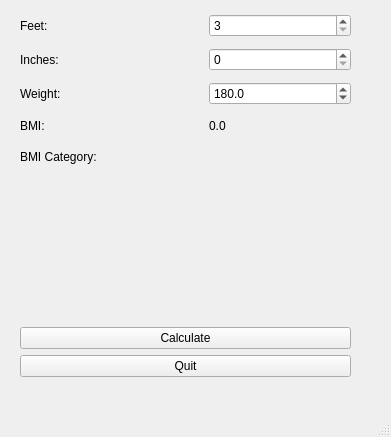
First picture: the form in QtBmiCalculator/mainwindow.ui, repository Quickm-Code-Qt/QtBmiCalculator, before the edit.
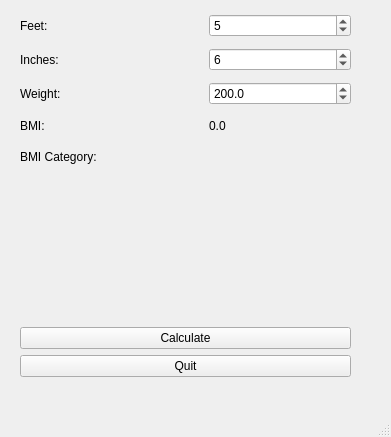
Second picture: the form after the edit.

Commit message: Updated default values of fields for height and weight.

Patch:
```diff
--- a/QtBmiCalculator/mainwindow.ui
+++ b/QtBmiCalculator/mainwindow.ui
@@ -61,7 +61,10 @@
           <number>3</number>
          </property>
          <property name="maximum">
-          <number>12</number>
+          <number>9</number>
+         </property>
+         <property name="value">
+          <number>5</number>
          </property>
         </widget>
        </item>
@@ -119,6 +122,9 @@
          <property name="maximum">
           <number>12</number>
          </property>
+         <property name="value">
+          <number>6</number>
+         </property>
         </widget>
        </item>
       </layout>
@@ -176,7 +182,7 @@
           <double>300.000000000000000</double>
          </property>
          <property name="value">
-          <double>180.000000000000000</double>
+          <double>200.000000000000000</double>
          </property>
         </widget>
        </item>
```
